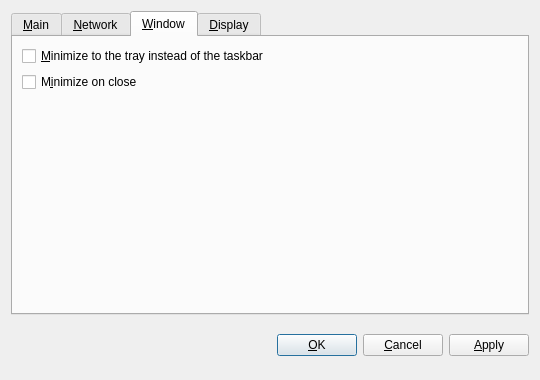
First picture: the form in src/qt/forms/optionsdialog.ui, repository human88/terracoin, before the edit.
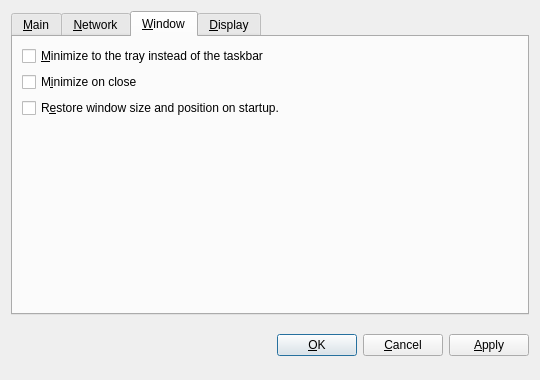
Second picture: the form after the edit. The open tabs and pages were chosen to show the change. Custom widgets are drawn as their Qt base class.

Commit message: [qtclient] minor,window,options: new option to restore main window position and size on startup.

```diff
--- a/src/qt/forms/optionsdialog.ui
+++ b/src/qt/forms/optionsdialog.ui
@@ -265,6 +265,16 @@
          </property>
         </widget>
        </item>
+       <item>
+        <widget class="QCheckBox" name="saveWindowPositionSize">
+         <property name="toolTip">
+          <string>Restore main window position and size on startup.</string>
+         </property>
+         <property name="text">
+          <string>R&amp;estore window size and position on startup.</string>
+         </property>
+        </widget>
+       </item>
        <item>
         <spacer name="verticalSpacer_Window">
          <property name="orientation">
```
The commit also changes 6 other files.
